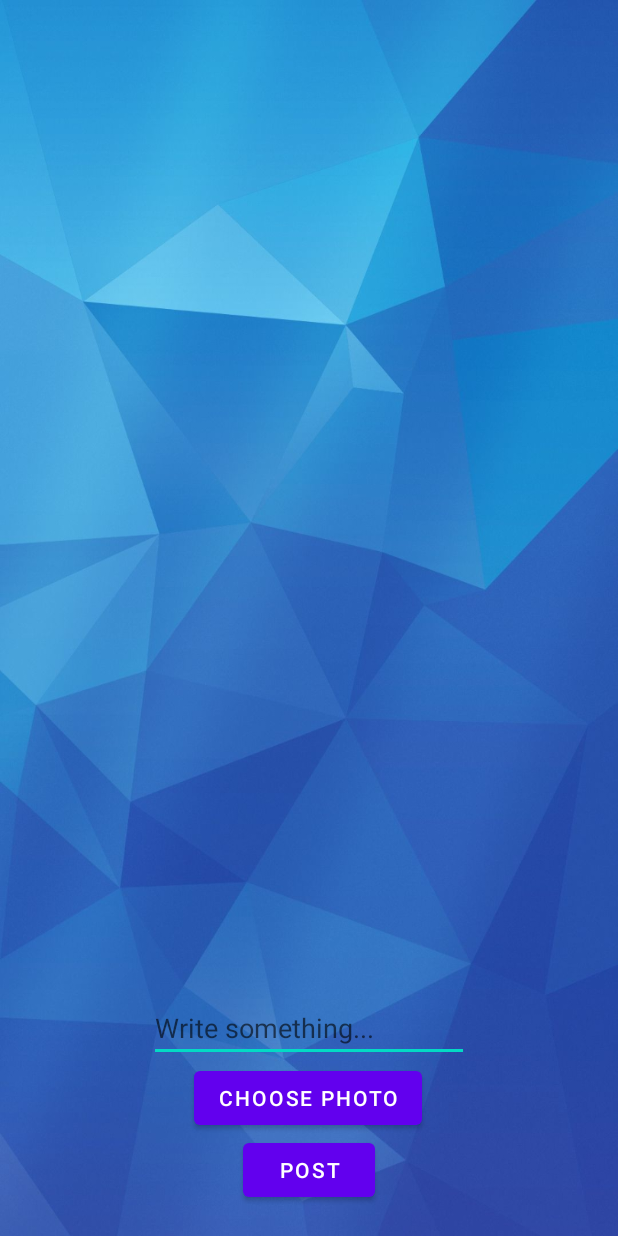
After one commit to Vtovmasyan99/MessengerApp, an Android app: the layout fragment_add_post.xml on its own in the app's theme, with its tools: preview values and no code run, on a phone screen of 412 x 824 dp. The commit adds this screen. Run offline under Robolectric (Android 15) with nearby library versions, the light colour scheme and no system bars.

Commit message:
add new post

```diff
--- a/app/src/main/java/com/example/messenger/activities/MainActivity.java
+++ b/app/src/main/java/com/example/messenger/activities/MainActivity.java
@@ -210,6 +210,12 @@ public class MainActivity extends AppCompatActivity {
         bottomNavigationView.setVisibility(View.VISIBLE);
         searchView.setVisibility(View.VISIBLE);
     }
+    public void showBotNav() {
+        bottomNavigationView.setVisibility(View.VISIBLE);
+    }
+    public void hideBotNav() {
+        bottomNavigationView.setVisibility(View.GONE);
+    }
 
     public void hideSearchContactView() {
         searchView.setVisibility(View.GONE);
--- /dev/null
+++ b/app/src/main/res/layout/fragment_add_post.xml
@@ -0,0 +1,53 @@
+<?xml version="1.0" encoding="utf-8"?>
+<androidx.constraintlayout.widget.ConstraintLayout xmlns:android="http://schemas.android.com/apk/res/android"
+    xmlns:app="http://schemas.android.com/apk/res-auto"
+    xmlns:tools="http://schemas.android.com/tools"
+    android:layout_width="match_parent"
+    android:layout_height="match_parent"
+    tools:context=".fragments.AddPostFragment"
+    android:background="@drawable/background2">
+
+    <ImageView
+        android:id="@+id/iv_image_new_post"
+        android:layout_width="wrap_content"
+        android:layout_height="250dp"
+        android:layout_marginBottom="20dp"
+        android:src="@drawable/image1"
+        app:layout_constraintBottom_toTopOf="@+id/et_text_new_post"
+        app:layout_constraintEnd_toEndOf="parent"
+        app:layout_constraintHorizontal_bias="0.0"
+        app:layout_constraintStart_toStartOf="parent"
+        android:visibility="gone"
+        />
+
+    <Button
+        android:id="@+id/btn_add_photo_new_post"
+        android:layout_width="wrap_content"
+        android:layout_height="wrap_content"
+        android:text="Choose photo"
+        app:layout_constraintBottom_toTopOf="@+id/btn_post_new_post"
+        app:layout_constraintEnd_toEndOf="parent"
+        app:layout_constraintHorizontal_bias="0.498"
+        app:layout_constraintStart_toStartOf="parent" />
+
+    <EditText
+        android:id="@+id/et_text_new_post"
+        android:layout_width="wrap_content"
+        android:layout_height="wrap_content"
+        android:ems="10"
+        android:hint="Write something..."
+        android:inputType="textPersonName"
+        app:layout_constraintBottom_toTopOf="@+id/btn_add_photo_new_post"
+        app:layout_constraintEnd_toEndOf="parent"
+        app:layout_constraintStart_toStartOf="parent" />
+
+    <Button
+        android:id="@+id/btn_post_new_post"
+        android:layout_width="wrap_content"
+        android:layout_height="wrap_content"
+        android:text="Post"
+        app:layout_constraintBottom_toBottomOf="parent"
+        app:layout_constraintEnd_toEndOf="parent"
+        app:layout_constraintStart_toStartOf="parent"
+        android:layout_marginBottom="20dp" />
+</androidx.constraintlayout.widget.ConstraintLayout>
```
Also changed, not shown: app/src/main/java/com/example/messenger/adapters/DiscoverAdapter.java (+31 -2 lines), app/src/main/java/com/example/messenger/fragments/AddPostFragment.java (added, +133 -0 lines), app/src/main/java/com/example/messenger/fragments/DiscoverFragment.java (+11 -0 lines), app/src/main/java/com/example/messenger/models/Discover.java (+34 -5 lines), app/src/main/res/drawable-xhdpi/background2.jpeg (added).
